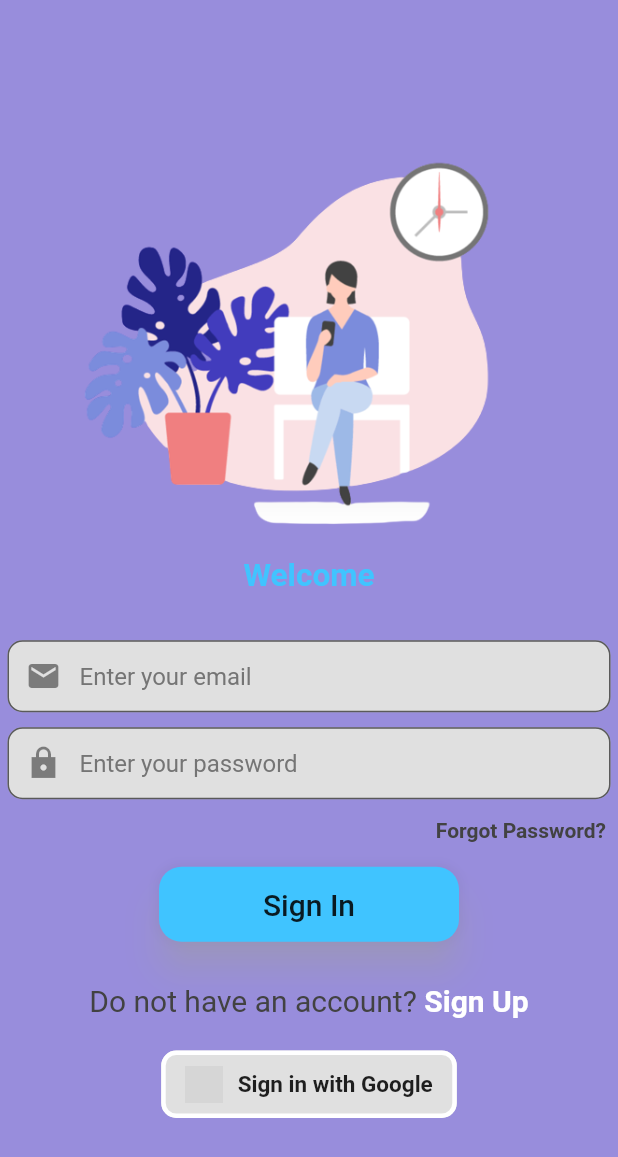
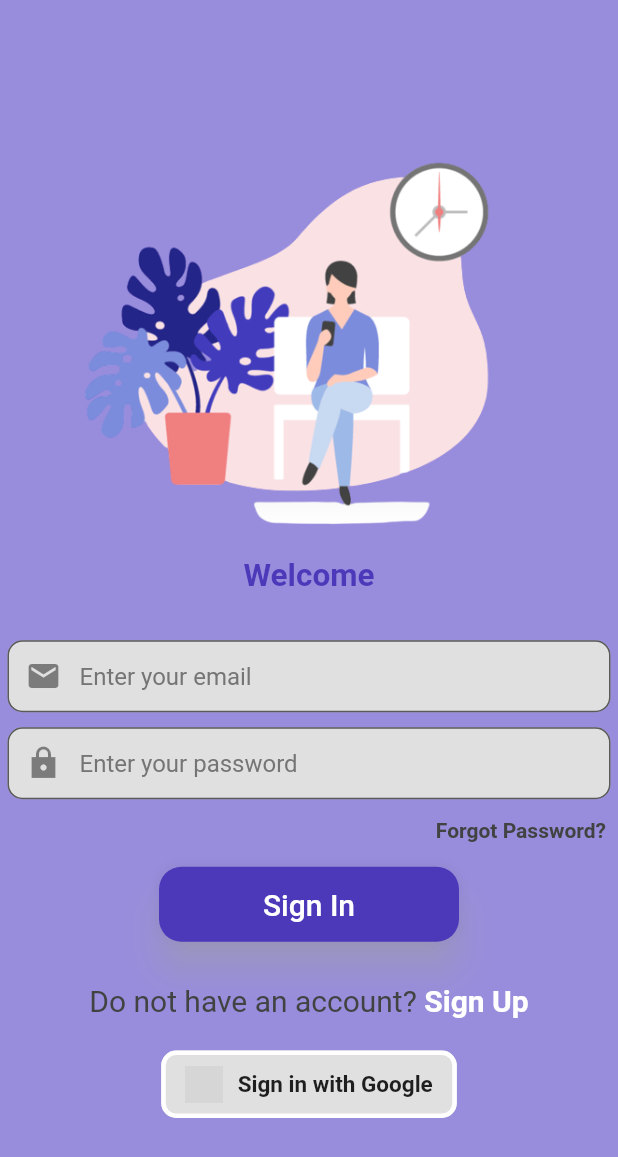
Before and after one commit to PujaSingh014/Productivity-App, a Flutter app: the screen it shows after launch, on a phone screen of 412 x 824 dp. Shown: the top 1157 px of the screen. Run offline on Flutter 3.47's test engine with Material 2 defaults, Android fonts, the light colour scheme and no system bars; our stand-ins replace audioplayers, cloud_firestore, firebase_auth, firebase_core, flutter_slidable, google_sign_in and 4 more; accounts and stored records are empty; grey boxes are pictures that could not be loaded.

Commit message:
Update SignIn.dart

```diff
--- a/lib/screens/SignIn.dart
+++ b/lib/screens/SignIn.dart
@@ -51,7 +51,7 @@ class _SignInPageState extends State<SignInPage> {
                   Text('Welcome',
                     textScaleFactor: 1.5,
                     style: TextStyle(
-                      color: Colors.lightBlueAccent,
+                      color: Color(0xFF4b39ba),
                       fontWeight: FontWeight.w600,
                     ),
                   ),
@@ -176,7 +176,7 @@ class _SignInPageState extends State<SignInPage> {
                         } ,
                         style: ElevatedButton.styleFrom(
                           minimumSize: Size(200, 50),
-                          backgroundColor: Colors.lightBlueAccent,
+                          backgroundColor: Color(0xFF4b39ba),
                           elevation: 10,  // Elevation
                           shadowColor: Colors.grey[300], //
                           foregroundColor: Colors.black87,
@@ -184,7 +184,7 @@ class _SignInPageState extends State<SignInPage> {
                               borderRadius: BorderRadius.circular(15)),
                         ),
                         child: Text("Sign In",
-                          style: TextStyle(fontSize: 20),)),
+                          style: TextStyle(color: Colors.white, fontSize: 20),)),
                   ),
                   Padding(
                     padding: const EdgeInsets.all(20.0),
```
